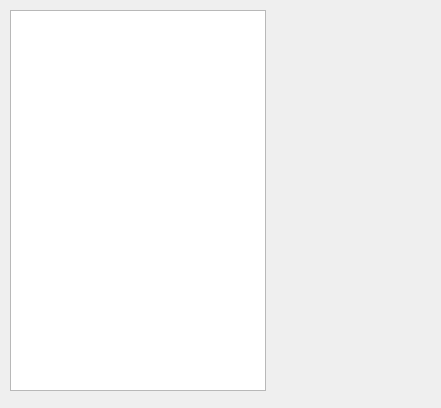
Before: the Qt Designer form chatroomui.ui in didwnsgur999/Trpg_Table_Server, drawn with Qt 5.
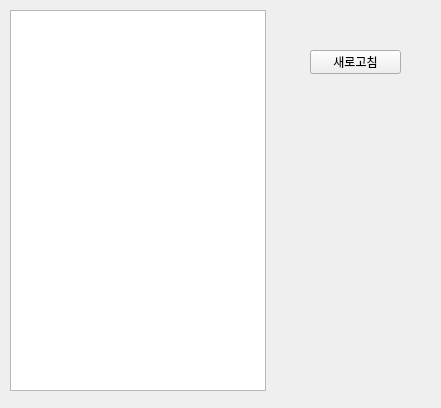
After: the same form once the commit is applied.

What changed in the file:
```diff
--- a/chatroomui.ui
+++ b/chatroomui.ui
@@ -23,6 +23,19 @@
     </rect>
    </property>
   </widget>
+  <widget class="QPushButton" name="debugButton">
+   <property name="geometry">
+    <rect>
+     <x>310</x>
+     <y>50</y>
+     <width>91</width>
+     <height>24</height>
+    </rect>
+   </property>
+   <property name="text">
+    <string>새로고침</string>
+   </property>
+  </widget>
  </widget>
  <resources/>
  <connections/>
```
